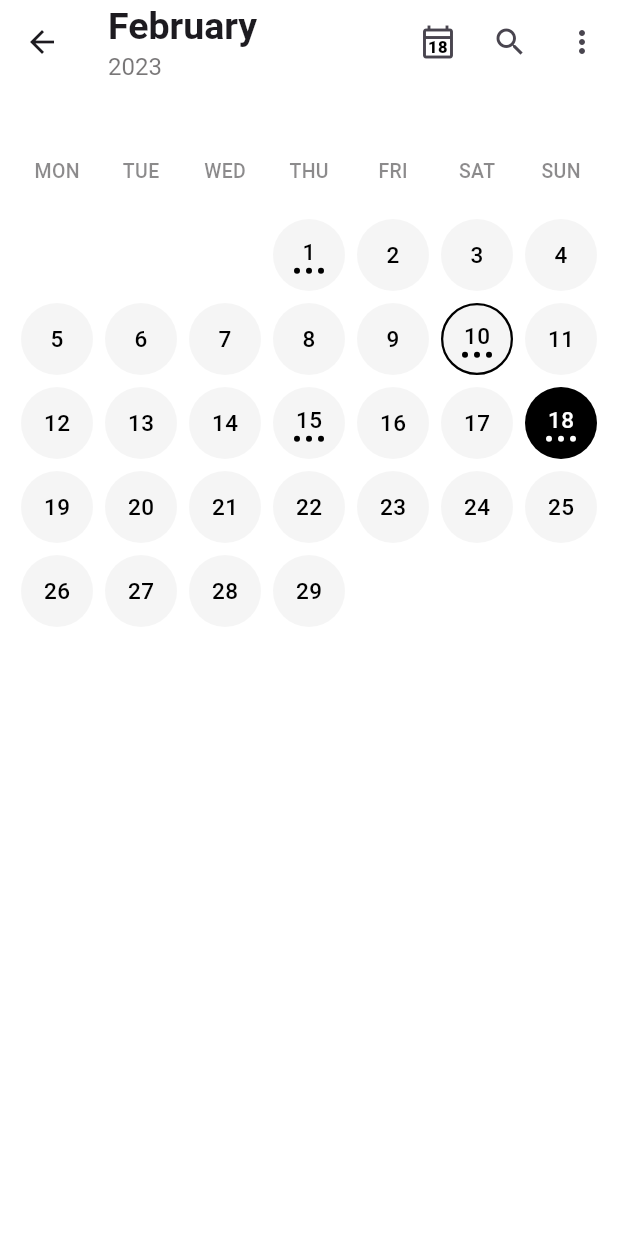
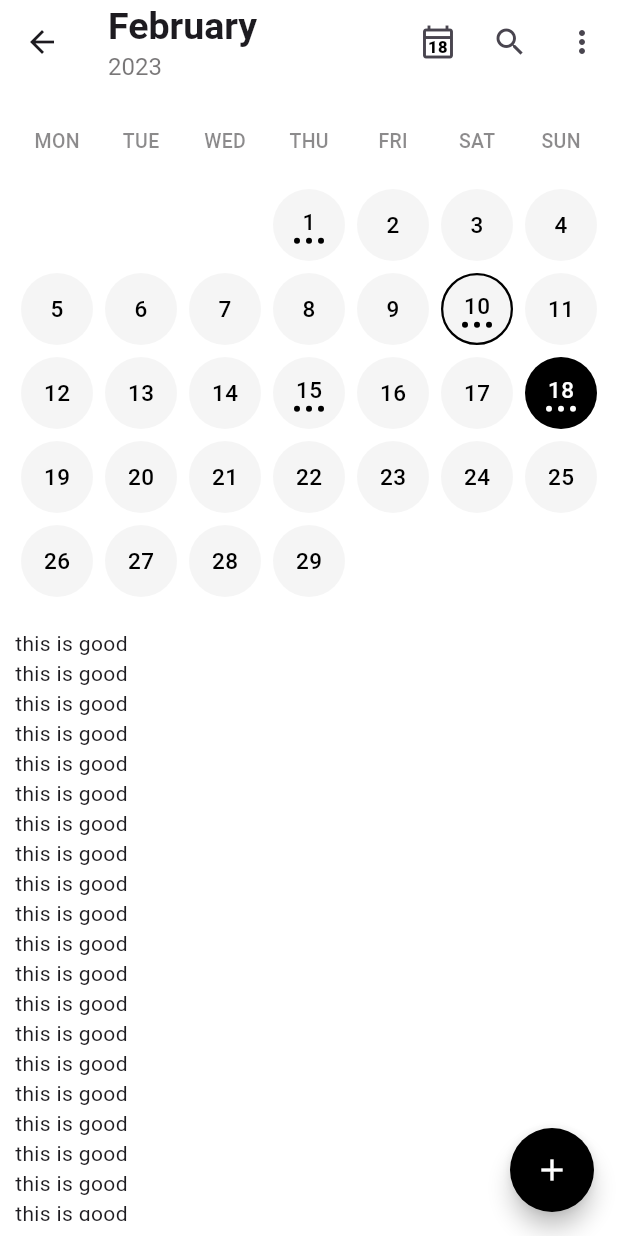
Before and after one commit to joharkhan99/quickcal, a Flutter app: the HomePage screen opened by its route, on a phone screen of 412 x 824 dp. Run offline on Flutter 3.47's test engine with Material 3 defaults, Android fonts, the phone set to English and light mode, and no system bars.

Commit message:
added floating button and fixed scrolls

```diff
--- a/lib/pages/home_page.dart
+++ b/lib/pages/home_page.dart
@@ -20,6 +20,14 @@ class _HomePageState extends State<HomePage> {
   Widget build(BuildContext context) {
     return Scaffold(
       backgroundColor: Colors.white,
+      floatingActionButton: FloatingActionButton(
+        onPressed: () {},
+        shape: RoundedRectangleBorder(
+          borderRadius: BorderRadius.circular(100),
+        ),
+        backgroundColor: Colors.black,
+        child: const Icon(Icons.add, color: Colors.white),
+      ),
       appBar: AppBar(
         title: const Column(
           mainAxisAlignment: MainAxisAlignment.center,
@@ -41,15 +49,10 @@ class _HomePageState extends State<HomePage> {
             ),
           ],
         ),
-        backgroundColor: Colors.white.withAlpha(200),
+        backgroundColor: Colors.white,
         elevation: 0,
+        scrolledUnderElevation: 0.0,
         actions: [
-          // IconButton(
-          //   icon: const Icon(Icons.calendar_today_outlined),
-          //   onPressed: () {},
-          //   tooltip: 'Month View',
-          // ),
-
           Stack(
             children: [
               IconButton(
@@ -81,13 +84,13 @@ class _HomePageState extends State<HomePage> {
               ),
             ],
           ),
-
           IconButton(
             icon: const Icon(Icons.search),
             onPressed: () {},
             tooltip: 'Search',
           ),
           PopupMenuButton(
+            color: Colors.white,
             itemBuilder: (context) {
               return [
                 const PopupMenuItem(
@@ -99,12 +102,19 @@ class _HomePageState extends State<HomePage> {
               ];
             },
             tooltip: 'Menu',
+            offset: const Offset(0, 40),
           )
         ],
       ),
       body: Padding(
-        padding: const EdgeInsets.symmetric(horizontal: 10, vertical: 30),
+        padding: const EdgeInsets.all(10),
+        child: Column(
+          children: <Widget>[
+            SizedBox(
+              // auto height for the calendar
+              height: MediaQuery.of(context).size.width / 7 * 6,
               child: GridView.builder(
+                padding: const EdgeInsets.all(0),
                 itemCount: calendar.totalDaysInMonth + 7 + calendar.getTotalExtraDays(),
                 gridDelegate: const SliverGridDelegateWithFixedCrossAxisCount(crossAxisCount: 7),
                 itemBuilder: (context, index) {
@@ -175,7 +185,18 @@ class _HomePageState extends State<HomePage> {
                       ),
                     );
                   }
-            }),
+                },
+              ),
+            ),
+            Expanded(
+              flex: 1,
+              child: ListView.builder(
+                itemCount: 20,
+                itemBuilder: (context, index) => Text("this is good"),
+              ),
+            )
+          ],
+        ),
       ),
     );
   }
```
Lines whose indentation alone changed are shown as unchanged.
